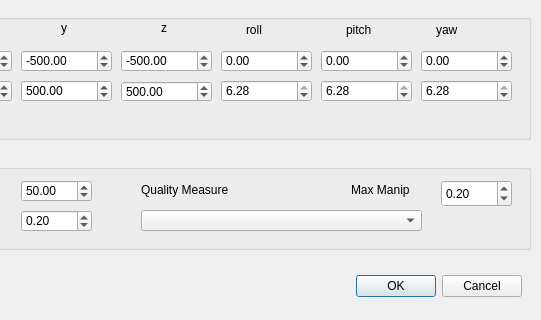
softbankrobotics-research/Simox, file VirtualRobot/examples/reachability/reachabilityCreate.ui: the form before one commit; both pictures show x 139 to 680 and y 260 to 580 of the 680 by 580 pixel window.
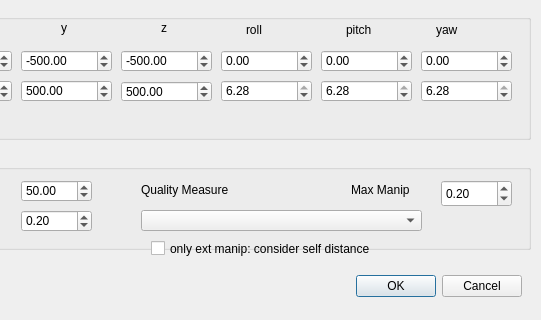
The form after the commit.

The edit to the form file:
```diff
--- a/VirtualRobot/examples/reachability/reachabilityCreate.ui
+++ b/VirtualRobot/examples/reachability/reachabilityCreate.ui
@@ -741,6 +741,19 @@
     </property>
    </widget>
   </widget>
+  <widget class="QCheckBox" name="checkBoxSelfDistance">
+   <property name="geometry">
+    <rect>
+     <x>290</x>
+     <y>500</y>
+     <width>381</width>
+     <height>17</height>
+    </rect>
+   </property>
+   <property name="text">
+    <string>only ext manip: consider self distance</string>
+   </property>
+  </widget>
  </widget>
  <resources/>
  <connections>
```
